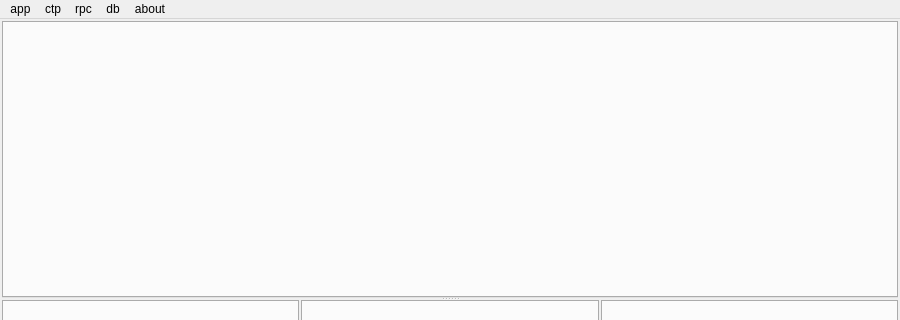
Before: the Qt Designer form allinone/ui/mainwindow.ui in xclxxl414/bftrader, drawn with Qt 5; both pictures show x 0 to 900 and y 0 to 320 of the 900 by 600 pixel window.
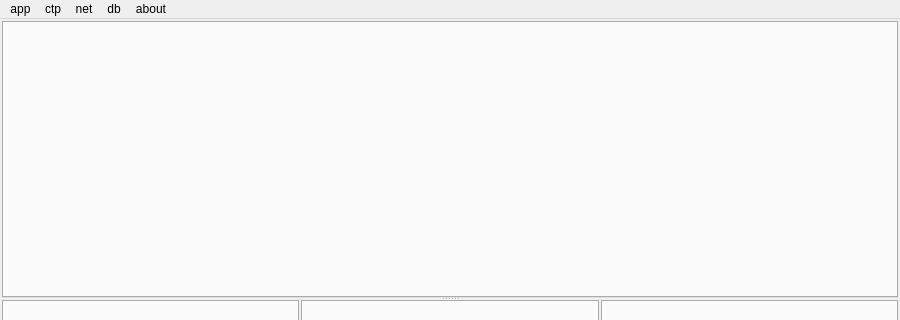
After: the same form once the commit is applied.

```diff
--- a/allinone/ui/mainwindow.ui
+++ b/allinone/ui/mainwindow.ui
@@ -117,9 +117,9 @@
     <addaction name="separator"/>
     <addaction name="menu_NO_MONEY"/>
    </widget>
-   <widget class="QMenu" name="menuRpc">
+   <widget class="QMenu" name="menuNet">
     <property name="title">
-     <string>rpc</string>
+     <string>net</string>
     </property>
     <addaction name="actionRpcStart"/>
     <addaction name="actionRpcStop"/>
@@ -139,7 +139,7 @@
    </widget>
    <addaction name="menuApp"/>
    <addaction name="menuCtp"/>
-   <addaction name="menuRpc"/>
+   <addaction name="menuNet"/>
    <addaction name="menuDb"/>
    <addaction name="menuAbout"/>
   </widget>
```
Left out of the diff: 12 changed lines with no effect on the pictures.
